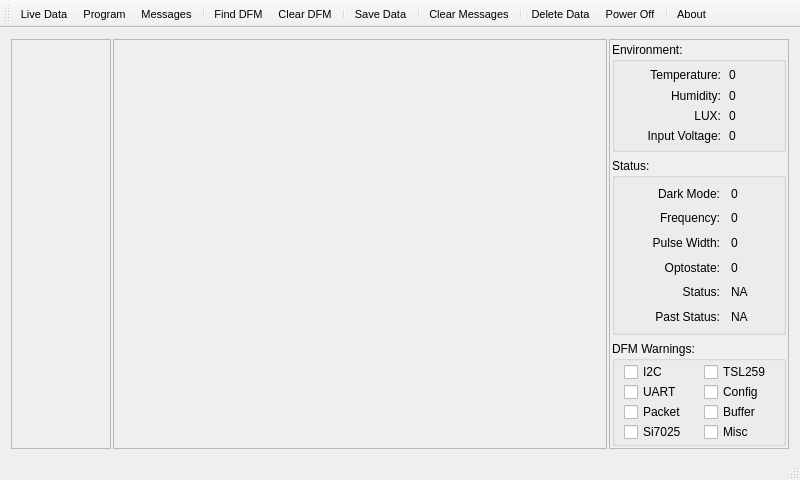
Qt form Mainwindow.ui (spletcher1/PyMCU) before a commit.
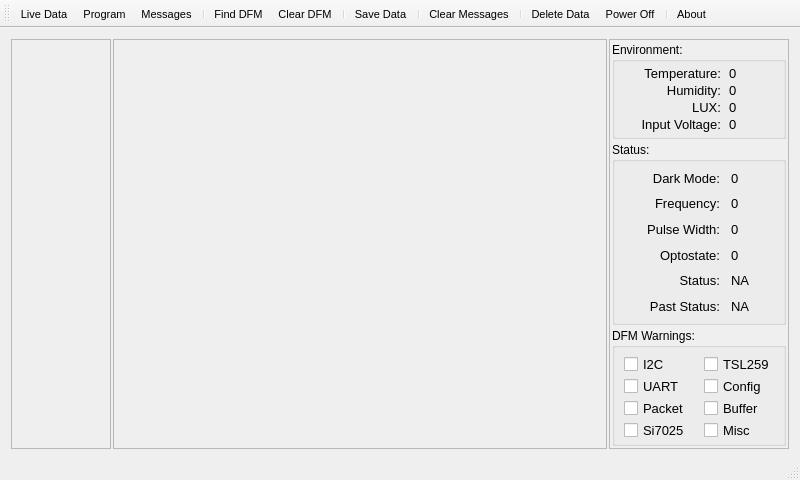
The same form after that commit. The open tabs and pages were chosen to show the change. Icons and pictures are not drawn.

Commit message: Minor GUI fixes for PI rendering.

Patch:
```diff
--- a/Mainwindow.ui
+++ b/Mainwindow.ui
@@ -30,7 +30,7 @@
     <item>
      <widget class="QStackedWidget" name="StackedPages">
       <property name="currentIndex">
-       <number>0</number>
+       <number>1</number>
       </property>
       <widget class="QWidget" name="ProgramPage">
        <property name="toolTipDuration">
@@ -132,7 +132,7 @@
           </property>
           <layout class="QVBoxLayout" name="DFMListLayout">
            <property name="spacing">
-            <number>6</number>
+            <number>3</number>
            </property>
            <property name="leftMargin">
             <number>2</number>
@@ -148,10 +148,16 @@
            </property>
            <item>
             <widget class="QGroupBox" name="groupBox_2">
+             <property name="sizePolicy">
+              <sizepolicy hsizetype="Preferred" vsizetype="Preferred">
+               <horstretch>0</horstretch>
+               <verstretch>0</verstretch>
+              </sizepolicy>
+             </property>
              <property name="maximumSize">
               <size>
                <width>16777215</width>
-               <height>110</height>
+               <height>105</height>
               </size>
              </property>
              <property name="title">
@@ -181,6 +187,11 @@
                   <height>16777215</height>
                  </size>
                 </property>
+                <property name="font">
+                 <font>
+                  <pointsize>10</pointsize>
+                 </font>
+                </property>
                 <property name="frameShape">
                  <enum>QFrame::NoFrame</enum>
                 </property>
@@ -269,6 +280,11 @@
                   <height>16777215</height>
                  </size>
                 </property>
+                <property name="font">
+                 <font>
+                  <pointsize>10</pointsize>
+                 </font>
+                </property>
                 <property name="frameShape">
                  <enum>QFrame::NoFrame</enum>
                 </property>
@@ -327,6 +343,18 @@
            </item>
            <item>
             <widget class="QGroupBox" name="groupBox_3">
+             <property name="sizePolicy">
+              <sizepolicy hsizetype="Preferred" vsizetype="Expanding">
+               <horstretch>0</horstretch>
+               <verstretch>0</verstretch>
+              </sizepolicy>
+             </property>
+             <property name="minimumSize">
+              <size>
+               <width>0</width>
+               <height>135</height>
+              </size>
+             </property>
              <property name="title">
               <string>Status:</string>
              </property>
@@ -354,6 +382,11 @@
                   <height>16777215</height>
                  </size>
                 </property>
+                <property name="font">
+                 <font>
+                  <pointsize>10</pointsize>
+                 </font>
+                </property>
                 <property name="frameShape">
                  <enum>QFrame::NoFrame</enum>
                 </property>
@@ -381,6 +414,11 @@
                  </property>
                  <item>
                   <widget class="QLabel" name="label_5">
+                   <property name="font">
+                    <font>
+                     <pointsize>10</pointsize>
+                    </font>
+                   </property>
                    <property name="layoutDirection">
                     <enum>Qt::LeftToRight</enum>
                    </property>
@@ -410,6 +448,9 @@
                    <property name="layoutDirection">
                     <enum>Qt::LeftToRight</enum>
                    </property>
+                   <property name="frameShape">
+                    <enum>QFrame::NoFrame</enum>
+                   </property>
                    <property name="text">
                     <string>Pulse Width:</string>
                    </property>
@@ -423,6 +464,9 @@
                    <property name="layoutDirection">
                     <enum>Qt::LeftToRight</enum>
                    </property>
+                   <property name="frameShape">
+                    <enum>QFrame::NoFrame</enum>
+                   </property>
                    <property name="text">
                     <string>Optostate:</string>
                    </property>
@@ -462,6 +506,11 @@
                   <height>16777215</height>
                  </size>
                 </property>
+                <property name="font">
+                 <font>
+                  <pointsize>10</pointsize>
+                 </font>
+                </property>
                 <property name="frameShape">
                  <enum>QFrame::NoFrame</enum>
                 </property>
@@ -537,7 +586,7 @@
              <property name="maximumSize">
               <size>
                <width>16777215</width>
-               <height>105</height>
+               <height>120</height>
               </size>
              </property>
              <property name="title">
@@ -545,7 +594,7 @@
              </property>
              <layout class="QGridLayout" name="gridLayout">
               <property name="topMargin">
-               <number>2</number>
+               <number>6</number>
               </property>
               <property name="rightMargin">
                <number>2</number>
@@ -553,11 +602,19 @@
               <property name="bottomMargin">
                <number>2</number>
               </property>
-              <property name="spacing">
+              <property name="horizontalSpacing">
                <number>2</number>
               </property>
+              <property name="verticalSpacing">
+               <number>1</number>
+              </property>
               <item row="4" column="1">
                <widget class="QCheckBox" name="BufferErrorBox">
+                <property name="font">
+                 <font>
+                  <pointsize>10</pointsize>
+                 </font>
+                </property>
                 <property name="text">
                  <string>Buffer</string>
                 </property>
@@ -568,6 +625,11 @@
               </item>
               <item row="0" column="0">
                <widget class="QCheckBox" name="I2CErrorBox">
+                <property name="font">
+                 <font>
+                  <pointsize>10</pointsize>
+                 </font>
+                </property>
                 <property name="text">
                  <string>I2C</string>
                 </property>
@@ -576,18 +638,13 @@
                 </property>
                </widget>
               </item>
-              <item row="0" column="1">
-               <widget class="QCheckBox" name="TSLErrorBox">
-                <property name="text">
-                 <string>TSL259</string>
-                </property>
-                <property name="checkable">
-                 <bool>true</bool>
-                </property>
-               </widget>
-              </item>
               <item row="1" column="1">
                <widget class="QCheckBox" name="ConfigErrorBox">
+                <property name="font">
+                 <font>
+                  <pointsize>10</pointsize>
+                 </font>
+                </property>
                 <property name="text">
                  <string>Config</string>
                 </property>
@@ -598,6 +655,11 @@
               </item>
               <item row="4" column="0">
                <widget class="QCheckBox" name="PacketErrorBox">
+                <property name="font">
+                 <font>
+                  <pointsize>10</pointsize>
+                 </font>
+                </property>
                 <property name="text">
                  <string>Packet</string>
                 </property>
@@ -608,6 +670,11 @@
               </item>
               <item row="1" column="0">
                <widget class="QCheckBox" name="UARTErrorBox">
+                <property name="font">
+                 <font>
+                  <pointsize>10</pointsize>
+                 </font>
+                </property>
                 <property name="text">
                  <string>UART</string>
                 </property>
@@ -621,6 +688,11 @@
               </item>
               <item row="5" column="0">
                <widget class="QCheckBox" name="SIErrorBox">
+                <property name="font">
+                 <font>
+                  <pointsize>10</pointsize>
+                 </font>
+                </property>
                 <property name="text">
                  <string>Si7025</string>
                 </property>
@@ -631,11 +703,31 @@
               </item>
               <item row="5" column="1">
                <widget class="QCheckBox" name="MiscErrorBox">
+                <property name="font">
+                 <font>
+                  <pointsize>10</pointsize>
+                 </font>
+                </property>
                 <property name="text">
                  <string>Misc</string>
                 </property>
                </widget>
               </item>
+              <item row="0" column="1">
+               <widget class="QCheckBox" name="TSLErrorBox">
+                <property name="font">
+                 <font>
+                  <pointsize>10</pointsize>
+                 </font>
+                </property>
+                <property name="text">
+                 <string>TSL259</string>
+                </property>
+                <property name="checkable">
+                 <bool>true</bool>
+                </property>
+               </widget>
+              </item>
              </layout>
             </widget>
            </item>
```
The commit also changes 1 other file.
